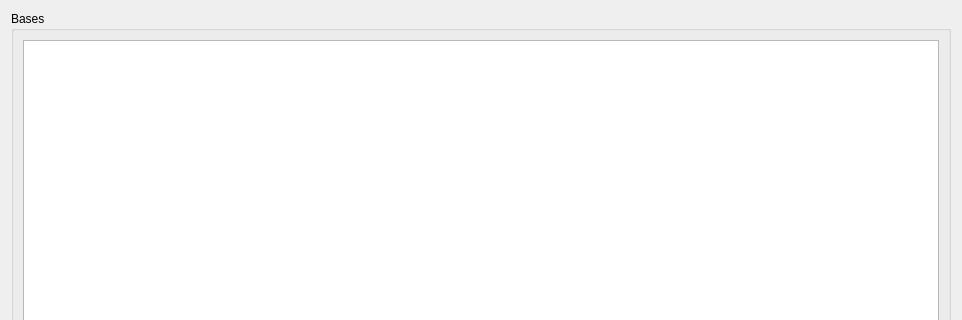
Above: H3/GUI/QtDesigns/Bases.ui from MitaineDomise/H3 before the change; both pictures show x 0 to 962 and y 0 to 320 of the 962 by 895 pixel window. Below: the same form after it.
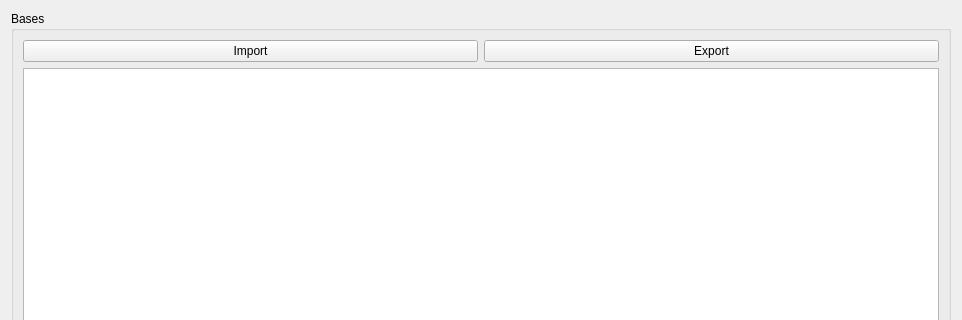
That is the form after the change.

Commit message: First Excel export

The edit to the form file:
```diff
--- a/H3/GUI/QtDesigns/Bases.ui
+++ b/H3/GUI/QtDesigns/Bases.ui
@@ -42,6 +42,20 @@
      </property>
      <layout class="QGridLayout" name="gridLayout">
       <item row="0" column="0">
+       <widget class="QPushButton" name="importButton">
+        <property name="text">
+         <string>Import</string>
+        </property>
+       </widget>
+      </item>
+      <item row="0" column="1">
+       <widget class="QPushButton" name="exportButton">
+        <property name="text">
+         <string>Export</string>
+        </property>
+       </widget>
+      </item>
+      <item row="1" column="0" colspan="2">
        <widget class="QTreeView" name="treeView">
         <property name="editTriggers">
          <set>QAbstractItemView::NoEditTriggers</set>
```
Left out of the diff: 4 changed lines with no effect on the pictures. The commit also changes 6 other files.
